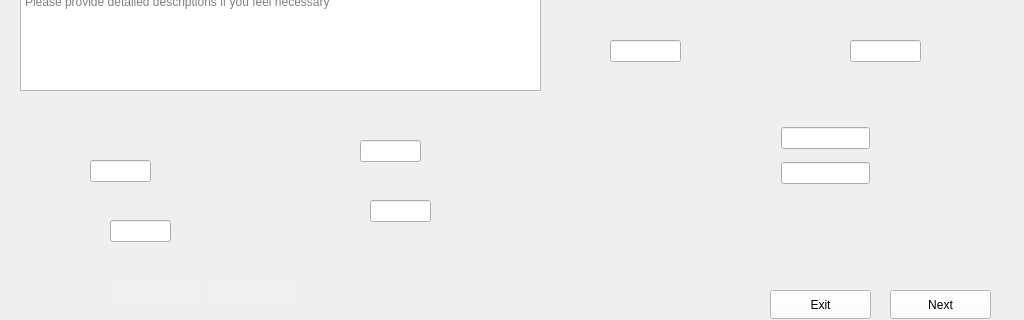
This is UI_design/LoginUI_Design/Instruction_Window.ui in ApplyKCL/SNYProject as Qt 5 draws it before an edit; both pictures show x 0 to 1024 and y 280 to 600 of the 1024 by 600 pixel window. The edited form follows.
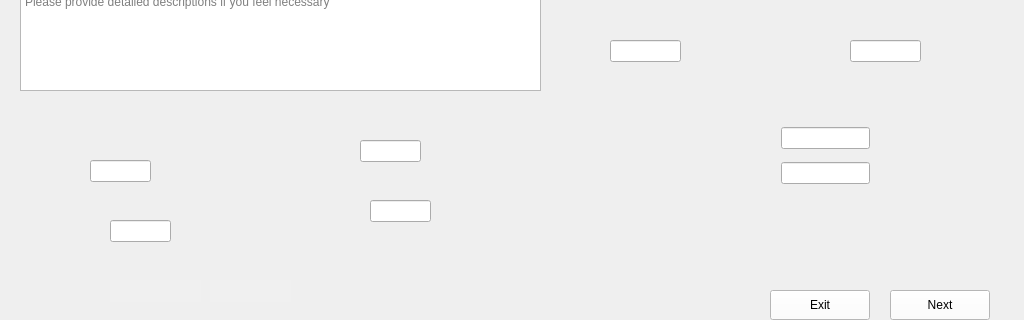
This is the edited form. The open tabs and pages were chosen to show the change. Icons and pictures are not drawn.

Diff of the .ui file:
```diff
--- a/UI_design/LoginUI_Design/Instruction_Window.ui
+++ b/UI_design/LoginUI_Design/Instruction_Window.ui
@@ -1990,10 +1990,10 @@
        <widget class="QLineEdit" name="Premount_Clean_and_Measure_Subwafer_2_Dates">
         <property name="geometry">
          <rect>
-          <x>111</x>
-          <y>561</y>
-          <width>86</width>
-          <height>18</height>
+          <x>110</x>
+          <y>560</y>
+          <width>91</width>
+          <height>22</height>
          </rect>
         </property>
         <property name="styleSheet">
@@ -2007,10 +2007,10 @@
        <widget class="QLineEdit" name="Premount_Clean_and_Measure_Subwafer_2_Initial">
         <property name="geometry">
          <rect>
-          <x>209</x>
-          <y>561</y>
+          <x>210</x>
+          <y>560</y>
           <width>81</width>
-          <height>20</height>
+          <height>22</height>
          </rect>
         </property>
         <property name="styleSheet">
@@ -2133,8 +2133,8 @@
          <rect>
           <x>770</x>
           <y>570</y>
-          <width>101</width>
-          <height>29</height>
+          <width>100</width>
+          <height>30</height>
          </rect>
         </property>
         <property name="styleSheet">
@@ -2160,8 +2160,8 @@
          <rect>
           <x>890</x>
           <y>570</y>
-          <width>101</width>
-          <height>29</height>
+          <width>100</width>
+          <height>30</height>
          </rect>
         </property>
         <property name="styleSheet">
```
Left out of the diff: 326 changed lines with no effect on the pictures.
